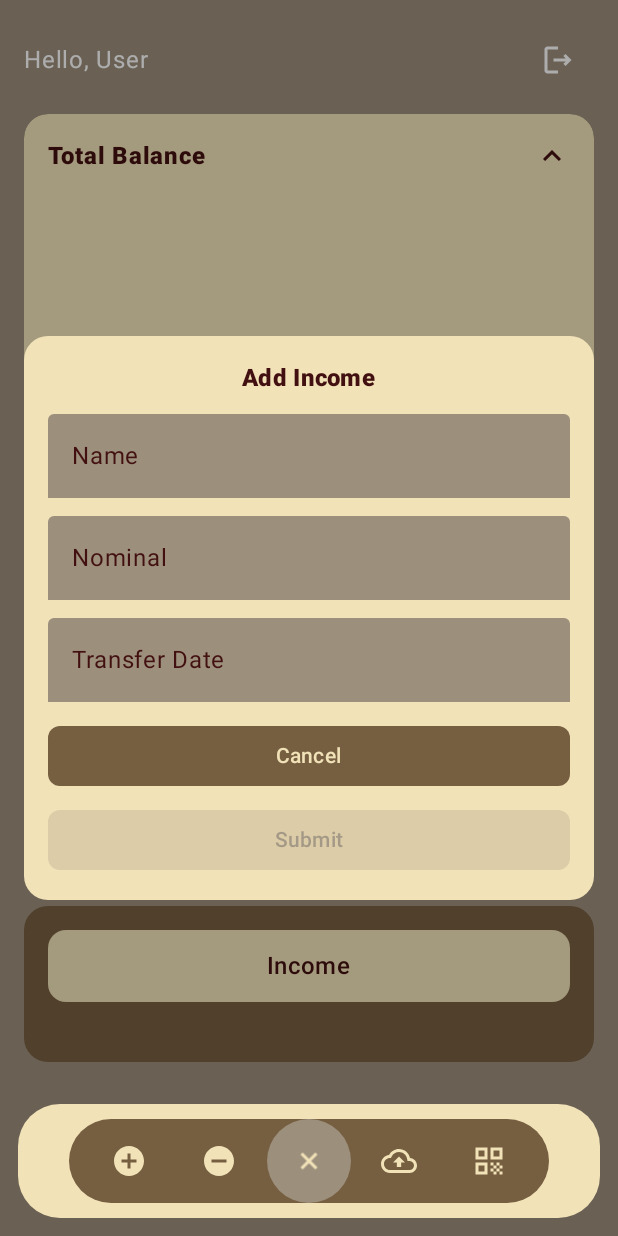
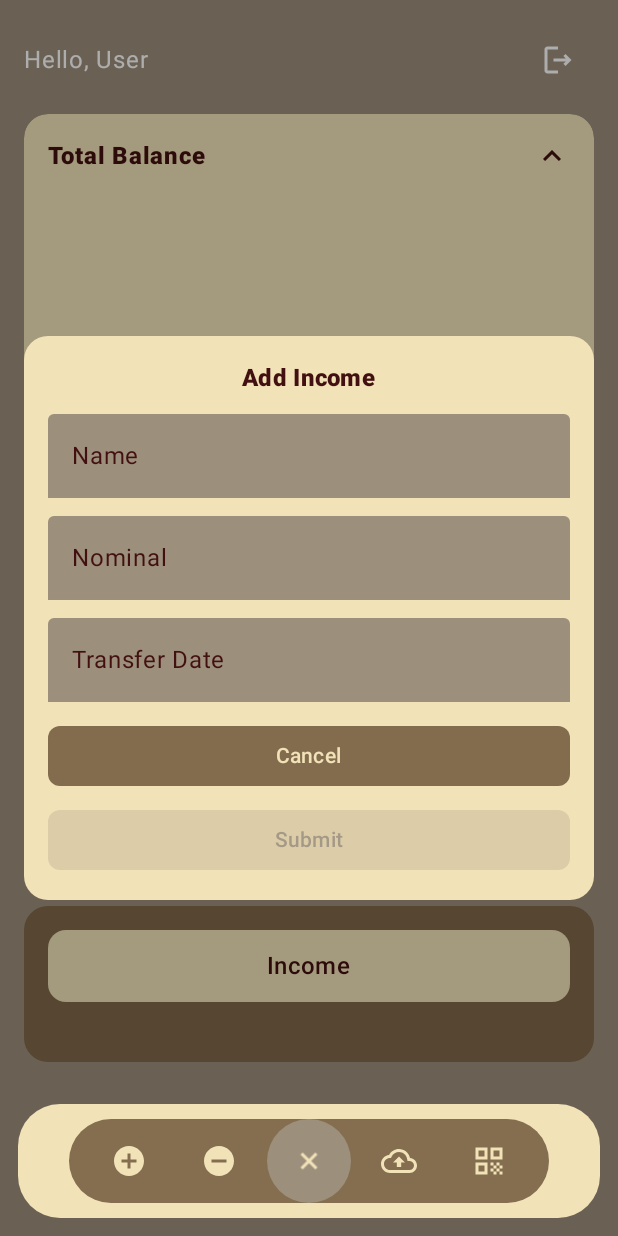
Before and after one commit to Fouz7/himaik-finance-kotlin-jetpack-compose, an Android app built with Jetpack Compose: the DashboardActivity screen opened directly, with no data from a screen before it, after a tap on "Add circle", on a phone screen of 412 x 824 dp. Run offline under Robolectric (Android 15) with nearby library versions, the phone set to English and light mode, and no system bars; our stand-ins replace paging; pictures from the network do not load; 2 other taps on this screen came first.

Commit message:
Refactor Surface Theme

```diff
--- a/app/src/main/java/com/example/himaikfinance/ui/dashboard/components/AddIncomeDialog.kt
+++ b/app/src/main/java/com/example/himaikfinance/ui/dashboard/components/AddIncomeDialog.kt
@@ -188,7 +188,7 @@ fun AddIncomeDialog(
                             modifier = Modifier.fillMaxWidth(),
                             shape = RoundedCornerShape(8.dp),
                             colors = ButtonDefaults.buttonColors(
-                                containerColor = Color(0xFF765E41),
+                                containerColor = MaterialTheme.colorScheme.surface,
                                 contentColor = MaterialTheme.colorScheme.primary
                             )
                         ) {
@@ -200,7 +200,7 @@ fun AddIncomeDialog(
                             modifier = Modifier.fillMaxWidth(),
                             shape = RoundedCornerShape(8.dp),
                             colors = ButtonDefaults.buttonColors(
-                                containerColor = Color(0xFF765E41),
+                                containerColor = MaterialTheme.colorScheme.surface,
                                 contentColor = MaterialTheme.colorScheme.primary
                             )
                         ) {
--- a/app/src/main/java/com/example/himaikfinance/ui/dashboard/components/AddTransactionDialog.kt
+++ b/app/src/main/java/com/example/himaikfinance/ui/dashboard/components/AddTransactionDialog.kt
@@ -121,7 +121,7 @@ fun AddTransactionDialog(
                             modifier = Modifier.fillMaxWidth(),
                             shape = RoundedCornerShape(8.dp),
                             colors = ButtonDefaults.buttonColors(
-                                containerColor = Color(0xFF765E41),
+                                containerColor = MaterialTheme.colorScheme.surface,
                                 contentColor = MaterialTheme.colorScheme.primary
                             )
                         ) {
@@ -133,7 +133,7 @@ fun AddTransactionDialog(
                             modifier = Modifier.fillMaxWidth(),
                             shape = RoundedCornerShape(8.dp),
                             colors = ButtonDefaults.buttonColors(
-                                containerColor = Color(0xFF765E41),
+                                containerColor = MaterialTheme.colorScheme.surface,
                                 contentColor = MaterialTheme.colorScheme.primary
                             )
                         ) {
--- a/app/src/main/java/com/example/himaikfinance/ui/dashboard/components/FloatingBottomBar.kt
+++ b/app/src/main/java/com/example/himaikfinance/ui/dashboard/components/FloatingBottomBar.kt
@@ -3,7 +3,6 @@ package com.example.himaikfinance.ui.dashboard.components
 import androidx.compose.animation.core.animateDpAsState
 import androidx.compose.animation.core.animateFloatAsState
 import androidx.compose.foundation.layout.*
-import androidx.compose.foundation.shape.CircleShape
 import androidx.compose.material.icons.Icons
 import androidx.compose.material.icons.filled.Add
 import androidx.compose.material.icons.outlined.AddCircle
@@ -17,7 +16,6 @@ import androidx.compose.ui.Alignment
 import androidx.compose.ui.Modifier
 import androidx.compose.ui.draw.clip
 import androidx.compose.ui.draw.rotate
-import androidx.compose.ui.graphics.Color
 import androidx.compose.ui.graphics.vector.ImageVector
 import androidx.compose.ui.unit.dp
 
@@ -71,7 +69,7 @@ fun FloatingBottomBar(
                         .height(controlSize)
                         .width(bgTargetWidth),
                     shape = MaterialTheme.shapes.extraLarge,
-                    color = Color(0xFF765E41),
+                    color = MaterialTheme.colorScheme.surface,
                     tonalElevation = 2.dp
                 ) {
                     if (expanded) {
--- a/app/src/main/java/com/example/himaikfinance/ui/dashboard/components/ListComponent.kt
+++ b/app/src/main/java/com/example/himaikfinance/ui/dashboard/components/ListComponent.kt
@@ -54,7 +54,9 @@ import kotlin.math.sin
 import androidx.compose.ui.graphics.drawscope.drawIntoCanvas
 import androidx.compose.ui.graphics.Paint
 import androidx.compose.runtime.LaunchedEffect
-import kotlinx.coroutines.flow.collect
+import com.example.himaikfinance.ui.theme.himaikSurface
+import com.example.himaikfinance.ui.theme.himaikIncomeColor
+import com.example.himaikfinance.ui.theme.himaikOutcomeColor
 
 @RequiresApi(Build.VERSION_CODES.O)
 @OptIn(ExperimentalFoundationApi::class)
@@ -73,7 +75,7 @@ fun ListComponent(
         }
     }
 
-    val mainBackground = Color(0xFF765E41)
+    val mainBackground = MaterialTheme.colorScheme.surface
 
     Surface(
         modifier = modifier.fillMaxSize(),
@@ -186,7 +188,7 @@ private fun PagedListIncome(
             RoundedPolygonLoader(
                 diameter = 64.dp,
                 sides = 6,
-                color = Color(0xFF765E41),
+                color = MaterialTheme.colorScheme.surface,
                 cornerRadius = 12.dp
             )
         }
@@ -245,7 +247,7 @@ private fun PagedListTransaction(
             RoundedPolygonLoader(
                 diameter = 64.dp,
                 sides = 6,
-                color = Color(0xFF765E41),
+                color = MaterialTheme.colorScheme.surface,
                 cornerRadius = 12.dp
             )
         }
@@ -325,7 +327,7 @@ private fun IncomeItem(name: String, transferDate: String, nominalText: String)
         Text(
             text = nominalText,
             style = MaterialTheme.typography.bodyLarge.copy(fontWeight = FontWeight.SemiBold),
-            color = Color(0xFF267A0A),
+            color = himaikIncomeColor,
             textAlign = TextAlign.End,
             maxLines = 1,
             overflow = TextOverflow.Clip
@@ -340,7 +342,7 @@ private fun TransactionItem(
     amountText: String,
     isDebit: Boolean
 ) {
-    val amountColor = if (isDebit) Color(0xFFA42222) else Color(0xFF267A0A)
+    val amountColor = if (isDebit) himaikOutcomeColor else himaikIncomeColor
     Row(
         modifier = Modifier
             .fillMaxWidth()
@@ -441,7 +443,7 @@ private fun RoundedPolygonLoader(
     modifier: Modifier = Modifier,
     diameter: Dp = 64.dp,
     sides: Int = 6,
-    color: Color = Color(0xFF765E41),
+    color: Color = himaikSurface,
     cornerRadius: Dp = 12.dp,
     durationMillis: Int = 1200
 ) {
--- a/app/src/main/java/com/example/himaikfinance/ui/dashboard/components/UploadEvidenceDialog.kt
+++ b/app/src/main/java/com/example/himaikfinance/ui/dashboard/components/UploadEvidenceDialog.kt
@@ -157,7 +157,7 @@ fun UploadEvidenceDialog(
                             modifier = Modifier.fillMaxWidth(),
                             shape = RoundedCornerShape(8.dp),
                             colors = ButtonDefaults.buttonColors(
-                                containerColor = Color(0xFF765E41),
+                                containerColor = MaterialTheme.colorScheme.surface,
                                 contentColor = MaterialTheme.colorScheme.primary
                             )
                         ) {
@@ -170,7 +170,7 @@ fun UploadEvidenceDialog(
                             modifier = Modifier.fillMaxWidth(),
                             shape = RoundedCornerShape(8.dp),
                             colors = ButtonDefaults.buttonColors(
-                                containerColor = Color(0xFF765E41),
+                                containerColor = MaterialTheme.colorScheme.surface,
                                 contentColor = MaterialTheme.colorScheme.primary
                             )
                         ) {
--- a/app/src/main/java/com/example/himaikfinance/ui/theme/Theme.kt
+++ b/app/src/main/java/com/example/himaikfinance/ui/theme/Theme.kt
@@ -1,8 +1,6 @@
 package com.example.himaikfinance.ui.theme
 
-import android.app.Activity
 import android.os.Build
-import androidx.compose.foundation.isSystemInDarkTheme
 import androidx.compose.material3.MaterialTheme
 import androidx.compose.material3.darkColorScheme
 import androidx.compose.material3.dynamicDarkColorScheme
@@ -14,7 +12,8 @@ import androidx.compose.ui.platform.LocalContext
 private val DarkColorScheme = darkColorScheme(
     primary = himaikPrimary,
     secondary = himaikSecondaryBackground,
-    tertiary = himaikPrimaryText
+    tertiary = himaikPrimaryText,
+    surface = himaikSurface
 )
 
 private val LightColorScheme = lightColorScheme(
@@ -22,6 +21,7 @@ private val LightColorScheme = lightColorScheme(
     secondary = himaikSecondaryBackground,
     tertiary = himaikPrimaryText,
     background = himaikBackground,
+    surface = himaikSurface,
     /* Other default colors to override
     background = Color(0xFFFFFBFE),
     surface = Color(0xFFFFFBFE),
```
Also changed, not shown: app/src/main/java/com/example/himaikfinance/ui/theme/Color.kt (+7 -6 lines), 1 other file.
